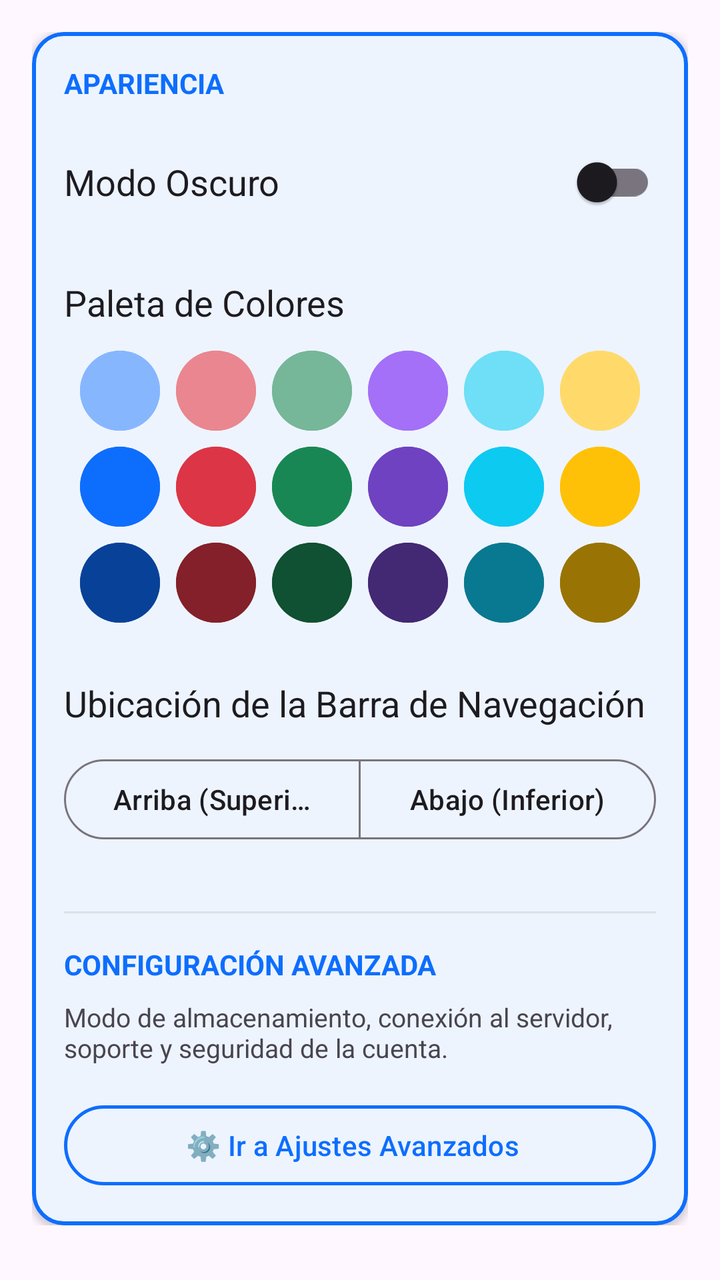
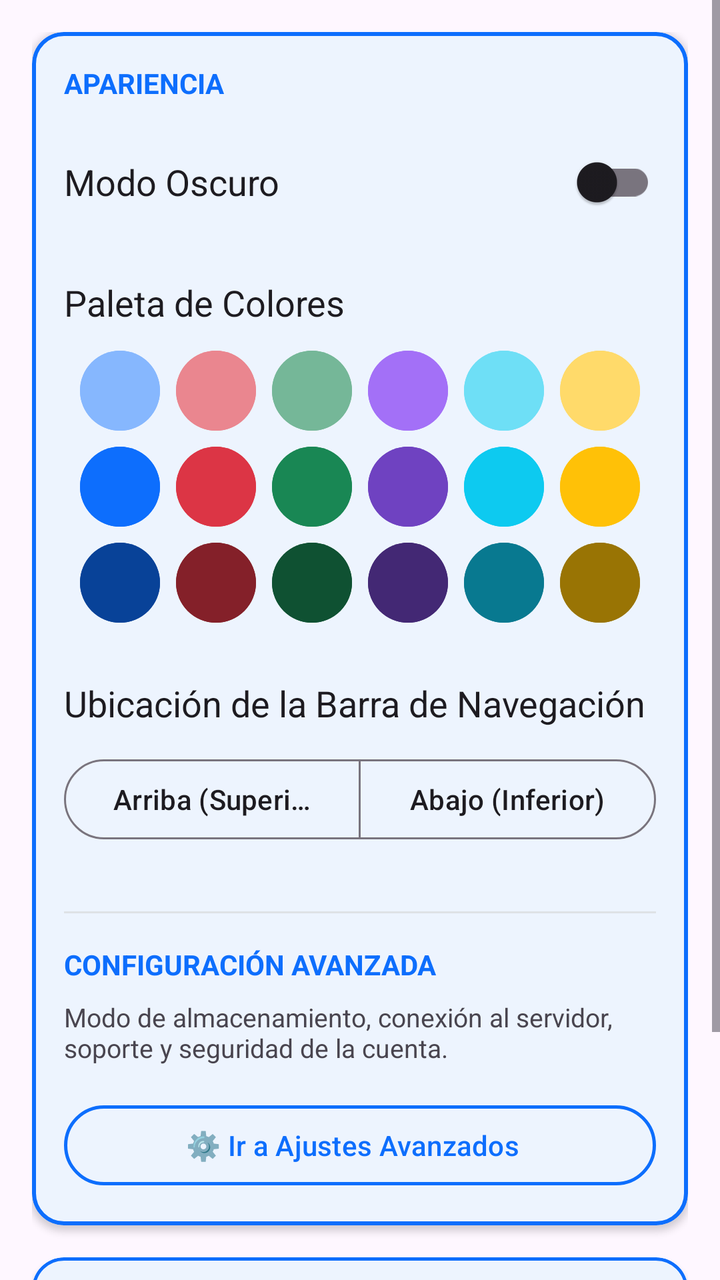

An Android layout rendered at two revisions. The XML below is the earlier revision; the diff shows what the commit changed to produce the second picture.
<!-- AndroidManifest.xml: application theme Theme.MyApplication -->
<!-- res/layout/fragment_settings.xml -->
<?xml version="1.0" encoding="utf-8"?>
<ScrollView xmlns:android="http://schemas.android.com/apk/res/android"
    xmlns:app="http://schemas.android.com/apk/res-auto"
    android:layout_width="match_parent"
    android:layout_height="match_parent"
    android:background="?android:attr/colorBackground">

    <LinearLayout
        android:layout_width="match_parent"
        android:layout_height="wrap_content"
        android:orientation="vertical"
        android:padding="16dp">

        <com.google.android.material.card.MaterialCardView
            android:layout_width="match_parent"
            android:layout_height="wrap_content"
            app:cardCornerRadius="16dp"
            app:strokeColor="?attr/colorPrimary"
            app:strokeWidth="2dp"
            app:cardElevation="2dp">

            <LinearLayout
                android:layout_width="match_parent"
                android:layout_height="wrap_content"
                android:orientation="vertical"
                android:padding="16dp">

                
                <TextView
                    android:layout_width="wrap_content"
                    android:layout_height="wrap_content"
                    android:text="Apariencia"
                    android:textSize="14sp"
                    android:textStyle="bold"
                    android:textColor="?attr/colorPrimary"
                    android:textAllCaps="true"
                    android:layout_marginBottom="16dp"/>

                <RelativeLayout
                    android:layout_width="match_parent"
                    android:layout_height="wrap_content"
                    android:layout_marginBottom="24dp">

                    <TextView
                        android:layout_width="wrap_content"
                        android:layout_height="wrap_content"
                        android:text="Modo Oscuro"
                        android:textSize="18sp"
                        android:textColor="?android:attr/textColorPrimary"
                        android:layout_centerVertical="true"/>

                    <com.google.android.material.switchmaterial.SwitchMaterial
                        android:id="@+id/switchDarkMode"
                        android:layout_width="wrap_content"
                        android:layout_height="wrap_content"
                        android:layout_alignParentEnd="true"/>
                </RelativeLayout>

                <TextView
                    android:layout_width="wrap_content"
                    android:layout_height="wrap_content"
                    android:text="Paleta de Colores"
                    android:textSize="18sp"
                    android:textColor="?android:attr/textColorPrimary"
                    android:layout_marginBottom="12dp"/>

                
                <LinearLayout
                    android:id="@+id/rowLight"
                    android:layout_width="match_parent"
                    android:layout_height="wrap_content"
                    android:orientation="horizontal"
                    android:gravity="center"
                    android:layout_marginBottom="8dp">
                    <com.google.android.material.button.MaterialButton android:id="@+id/btnBlueLight" style="@style/Widget.Bootstrap.ColorButton" android:backgroundTint="@color/accent_blue_light" android:layout_marginHorizontal="4dp"/>
                    <com.google.android.material.button.MaterialButton android:id="@+id/btnRedLight" style="@style/Widget.Bootstrap.ColorButton" android:backgroundTint="@color/accent_red_light" android:layout_marginHorizontal="4dp"/>
                    <com.google.android.material.button.MaterialButton android:id="@+id/btnGreenLight" style="@style/Widget.Bootstrap.ColorButton" android:backgroundTint="@color/accent_green_light" android:layout_marginHorizontal="4dp"/>
                    <com.google.android.material.button.MaterialButton android:id="@+id/btnPurpleLight" style="@style/Widget.Bootstrap.ColorButton" android:backgroundTint="@color/accent_purple_light" android:layout_marginHorizontal="4dp"/>
                    <com.google.android.material.button.MaterialButton android:id="@+id/btnCyanLight" style="@style/Widget.Bootstrap.ColorButton" android:backgroundTint="@color/accent_cyan_light" android:layout_marginHorizontal="4dp"/>
                    <com.google.android.material.button.MaterialButton android:id="@+id/btnYellowLight" style="@style/Widget.Bootstrap.ColorButton" android:backgroundTint="@color/accent_yellow_light" android:layout_marginHorizontal="4dp"/>
                </LinearLayout>

                
                <LinearLayout
                    android:id="@+id/rowNormal"
                    android:layout_width="match_parent"
                    android:layout_height="wrap_content"
                    android:orientation="horizontal"
                    android:gravity="center"
                    android:layout_marginBottom="8dp">
                    <com.google.android.material.button.MaterialButton android:id="@+id/btnBlue" style="@style/Widget.Bootstrap.ColorButton" android:backgroundTint="@color/accent_blue" android:layout_marginHorizontal="4dp"/>
                    <com.google.android.material.button.MaterialButton android:id="@+id/btnRed" style="@style/Widget.Bootstrap.ColorButton" android:backgroundTint="@color/accent_red" android:layout_marginHorizontal="4dp"/>
                    <com.google.android.material.button.MaterialButton android:id="@+id/btnGreen" style="@style/Widget.Bootstrap.ColorButton" android:backgroundTint="@color/accent_green" android:layout_marginHorizontal="4dp"/>
                    <com.google.android.material.button.MaterialButton android:id="@+id/btnPurple" style="@style/Widget.Bootstrap.ColorButton" android:backgroundTint="@color/accent_purple" android:layout_marginHorizontal="4dp"/>
                    <com.google.android.material.button.MaterialButton android:id="@+id/btnCyan" style="@style/Widget.Bootstrap.ColorButton" android:backgroundTint="@color/accent_cyan" android:layout_marginHorizontal="4dp"/>
                    <com.google.android.material.button.MaterialButton android:id="@+id/btnYellow" style="@style/Widget.Bootstrap.ColorButton" android:backgroundTint="@color/accent_yellow" android:layout_marginHorizontal="4dp"/>
                </LinearLayout>

                
                <LinearLayout
                    android:id="@+id/rowDark"
                    android:layout_width="match_parent"
                    android:layout_height="wrap_content"
                    android:orientation="horizontal"
                    android:gravity="center"
                    android:layout_marginBottom="16dp">
                    <com.google.android.material.button.MaterialButton android:id="@+id/btnBlueDark" style="@style/Widget.Bootstrap.ColorButton" android:backgroundTint="@color/accent_blue_dark" android:layout_marginHorizontal="4dp"/>
                    <com.google.android.material.button.MaterialButton android:id="@+id/btnRedDark" style="@style/Widget.Bootstrap.ColorButton" android:backgroundTint="@color/accent_red_dark" android:layout_marginHorizontal="4dp"/>
                    <com.google.android.material.button.MaterialButton android:id="@+id/btnGreenDark" style="@style/Widget.Bootstrap.ColorButton" android:backgroundTint="@color/accent_green_dark" android:layout_marginHorizontal="4dp"/>
                    <com.google.android.material.button.MaterialButton android:id="@+id/btnPurpleDark" style="@style/Widget.Bootstrap.ColorButton" android:backgroundTint="@color/accent_purple_dark" android:layout_marginHorizontal="4dp"/>
                    <com.google.android.material.button.MaterialButton android:id="@+id/btnCyanDark" style="@style/Widget.Bootstrap.ColorButton" android:backgroundTint="@color/accent_cyan_dark" android:layout_marginHorizontal="4dp"/>
                    <com.google.android.material.button.MaterialButton android:id="@+id/btnYellowDark" style="@style/Widget.Bootstrap.ColorButton" android:backgroundTint="@color/accent_yellow_dark" android:layout_marginHorizontal="4dp"/>
                </LinearLayout>

                
                <TextView
                    android:layout_width="wrap_content"
                    android:layout_height="wrap_content"
                    android:text="Ubicación de la Barra de Navegación"
                    android:textSize="18sp"
                    android:textColor="?android:attr/textColorPrimary"
                    android:layout_marginTop="12dp"
                    android:layout_marginBottom="12dp"/>

                <com.google.android.material.button.MaterialButtonToggleGroup
                    android:id="@+id/toggleNavbarPosition"
                    android:layout_width="match_parent"
                    android:layout_height="wrap_content"
                    android:layout_marginBottom="16dp"
                    app:singleSelection="true"
                    app:selectionRequired="true">

                    <com.google.android.material.button.MaterialButton
                        android:id="@+id/btnNavPositionTop"
                        style="@style/Widget.Material3.Button.OutlinedButton"
                        android:layout_width="0dp"
                        android:layout_height="wrap_content"
                        android:layout_weight="1"
                        android:text="Arriba (Superior)"
                        android:textAllCaps="false"/>

                    <com.google.android.material.button.MaterialButton
                        android:id="@+id/btnNavPositionBottom"
                        style="@style/Widget.Material3.Button.OutlinedButton"
                        android:layout_width="0dp"
                        android:layout_height="wrap_content"
                        android:layout_weight="1"
                        android:text="Abajo (Inferior)"
                        android:textAllCaps="false"/>

                </com.google.android.material.button.MaterialButtonToggleGroup>

                
                <View
                    android:layout_width="match_parent"
                    android:layout_height="1dp"
                    android:background="@color/bs_border"
                    android:layout_marginVertical="16dp"/>

                
                <TextView
                    android:layout_width="wrap_content"
                    android:layout_height="wrap_content"
                    android:text="Configuración Avanzada"
                    android:textSize="14sp"
                    android:textStyle="bold"
                    android:textColor="?attr/colorPrimary"
                    android:textAllCaps="true"
                    android:layout_marginBottom="8dp"/>

                <TextView
                    android:layout_width="match_parent"
                    android:layout_height="wrap_content"
                    android:text="Modo de almacenamiento, conexión al servidor, soporte y seguridad de la cuenta."
                    android:textSize="13sp"
                    android:textColor="?android:attr/textColorSecondary"
                    android:layout_marginBottom="16dp"/>

                <com.google.android.material.button.MaterialButton
                    android:id="@+id/btnGoToAdvancedSettings"
                    style="@style/Widget.Material3.Button.OutlinedButton.Icon"
                    android:layout_width="match_parent"
                    android:layout_height="wrap_content"
                    android:text="⚙️ Ir a Ajustes Avanzados"
                    android:textAllCaps="false"
                    app:strokeColor="?attr/colorPrimary"
                    app:strokeWidth="1.5dp"
                    android:textColor="?attr/colorPrimary"/>

            </LinearLayout>
        </com.google.android.material.card.MaterialCardView>

    </LinearLayout>
</ScrollView>
<!-- resources referenced by this layout -->
<resources>
  <color name="accent_blue">#0d6efd</color>
  <color name="accent_blue_dark">#084298</color>
  <color name="accent_blue_light">#86b7fe</color>
  <color name="accent_cyan">#0dcaf0</color>
  <color name="accent_cyan_dark">#087990</color>
  <color name="accent_cyan_light">#6edff6</color>
  <color name="accent_green">#198754</color>
  <color name="accent_green_dark">#0f5132</color>
  <color name="accent_green_light">#75b798</color>
  <color name="accent_purple">#6f42c1</color>
  <color name="accent_purple_dark">#432874</color>
  <color name="accent_purple_light">#a370f7</color>
  <color name="accent_red">#dc3545</color>
  <color name="accent_red_dark">#842029</color>
  <color name="accent_red_light">#ea868f</color>
  <color name="accent_yellow">#ffc107</color>
  <color name="accent_yellow_dark">#997404</color>
  <color name="accent_yellow_light">#ffda6a</color>
  <color name="bs_border">#dee2e6</color>
  <style name="Widget.Bootstrap.ColorButton" parent="Widget.Material3.Button.IconButton">
          <item name="android:layout_width">40dp</item>
          <item name="android:layout_height">40dp</item>
          <item name="android:insetTop">0dp</item>
          <item name="android:insetBottom">0dp</item>
          <item name="android:insetLeft">0dp</item>
          <item name="android:insetRight">0dp</item>
          <item name="android:padding">0dp</item>
          <item name="iconPadding">0dp</item>
          <item name="iconSize">22dp</item>
          <item name="shapeAppearance">@style/ShapeAppearance.Bootstrap.Circle</item>
      </style>
  <style name="Theme.MyApplication" parent="Base.Theme.MyApplication" />
  <style name="ShapeAppearance.Bootstrap.Circle" parent="ShapeAppearance.Material3.SmallComponent">
          <item name="cornerSize">50%</item>
      </style>
  <style name="Base.Theme.MyApplication" parent="Theme.Material3.DayNight.NoActionBar">
          <item name="colorPrimary">@color/accent_blue</item>
          <item name="colorOnPrimary">@color/white</item>
          <item name="colorSecondary">@color/bs_secondary</item>
          <item name="android:statusBarColor">@color/bs_dark</item>
          <item name="android:windowBackground">@color/bs_light</item>
          <item name="colorSurface">@color/surface_light</item>
          <item name="materialCardViewStyle">@style/Widget.Bootstrap.Card</item>
          <item name="cardViewStyle">@style/Widget.Bootstrap.Card</item>
          <item name="alertDialogTheme">@style/Theme.MyApplication.Dialog</item>
      </style>
  <color name="white">#FFFFFFFF</color>
  <color name="bs_secondary">#6c757d</color>
  <color name="bs_dark">#212529</color>
  <color name="bs_light">#f8f9fa</color>
  <color name="surface_light">#FFFFFF</color>
  <style name="Widget.Bootstrap.Card" parent="Widget.Material3.CardView.Outlined">
          <item name="cardBackgroundColor">?attr/colorSurface</item>
          <item name="cardCornerRadius">16dp</item>
          <item name="cardElevation">3dp</item>
          <item name="strokeColor">?attr/colorPrimary</item>
          <item name="strokeWidth">2dp</item>
          <item name="android:layout_margin">8dp</item>
      </style>
  <style name="Theme.MyApplication.Dialog" parent="ThemeOverlay.Material3.MaterialAlertDialog">
          <item name="shapeAppearanceOverlay">@style/ShapeAppearance.MyApplication.Dialog</item>
      </style>
  <style name="ShapeAppearance.MyApplication.Dialog" parent="ShapeAppearance.Material3.LargeComponent">
          <item name="cornerSize">20dp</item>
      </style>
</resources>

<!-- the commit's change to res/layout/fragment_settings.xml (unified diff, before → after) -->
@@ -190,5 +190,47 @@
             </LinearLayout>
         </com.google.android.material.card.MaterialCardView>
 
+        <com.google.android.material.card.MaterialCardView
+            android:layout_width="match_parent"
+            android:layout_height="wrap_content"
+            android:layout_marginTop="16dp"
+            app:cardCornerRadius="16dp"
+            app:strokeColor="?attr/colorPrimary"
+            app:strokeWidth="1.5dp"
+            app:cardElevation="2dp">
+
+            <LinearLayout
+                android:layout_width="match_parent"
+                android:layout_height="wrap_content"
+                android:orientation="vertical"
+                android:padding="20dp"
+                android:gravity="center">
+
+                <ImageView
+                    android:layout_width="56dp"
+                    android:layout_height="56dp"
+                    android:src="@drawable/ic_app_logo"
+                    android:contentDescription="Logo de la App"
+                    android:layout_marginBottom="8dp"/>
+
+                <TextView
+                    android:layout_width="wrap_content"
+                    android:layout_height="wrap_content"
+                    android:text="Aula Virtual"
+                    android:textSize="18sp"
+                    android:textStyle="bold"
+                    android:textColor="?android:attr/textColorPrimary"
+                    android:layout_marginBottom="2dp"/>
+
+                <TextView
+                    android:layout_width="wrap_content"
+                    android:layout_height="wrap_content"
+                    android:text="Versión 0.6"
+                    android:textSize="14sp"
+                    android:textColor="?android:attr/textColorSecondary"/>
+
+            </LinearLayout>
+        </com.google.android.material.card.MaterialCardView>
+
     </LinearLayout>
 </ScrollView>
<!-- resource entries referenced after the edit -->
@@ -19,6 +19,17 @@
   <color name="accent_yellow_dark">#997404</color>
   <color name="accent_yellow_light">#ffda6a</color>
   <color name="bs_border">#dee2e6</color>
+  <!-- drawable ic_app_logo (drawable) -->
+  <vector xmlns:android="http://schemas.android.com/apk/res/android"
+      android:width="108dp"
+      android:height="108dp"
+      android:viewportWidth="108"
+      android:viewportHeight="108">
+      
+      <path
+          android:fillColor="?attr/colorPrimary"
+          android:pathData="M54,32L24,44L54,56L79,44V59H84V44L54,32ZM34,51.33V58.33C34,64.22 42.95,69 54,69C65.05,69 74,64.22 74,58.33V51.33L54,60.33L34,51.33Z" />
+  </vector>
   <style name="Widget.Bootstrap.ColorButton" parent="Widget.Material3.Button.IconButton">
           <item name="android:layout_width">40dp</item>
           <item name="android:layout_height">40dp</item>
